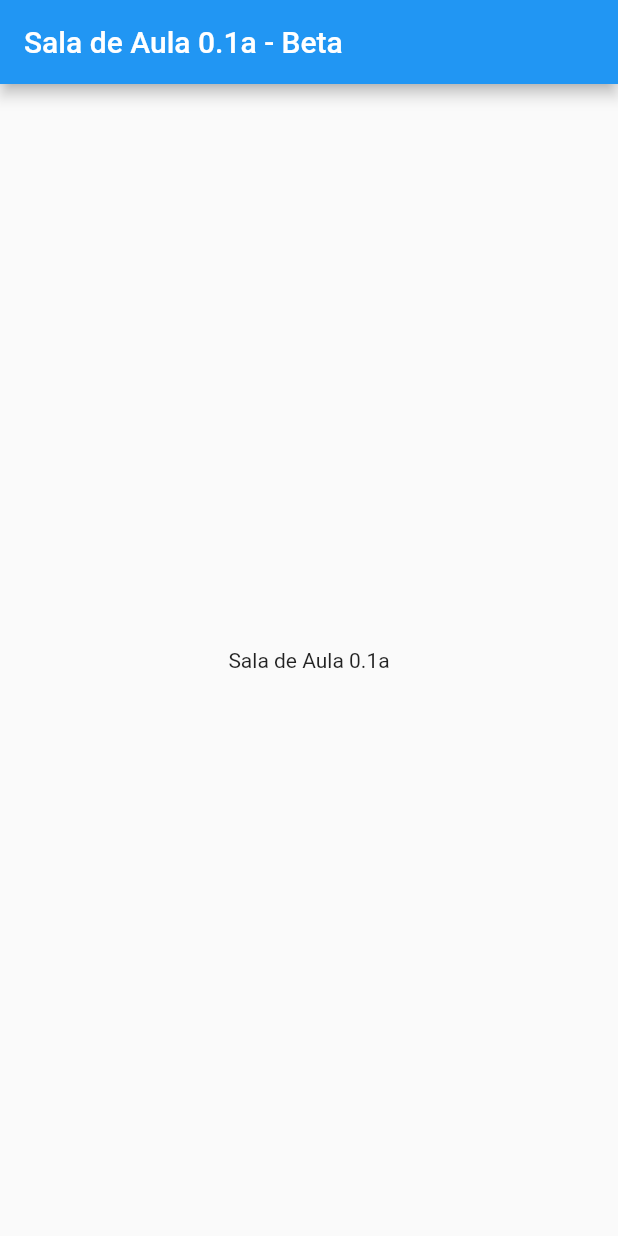
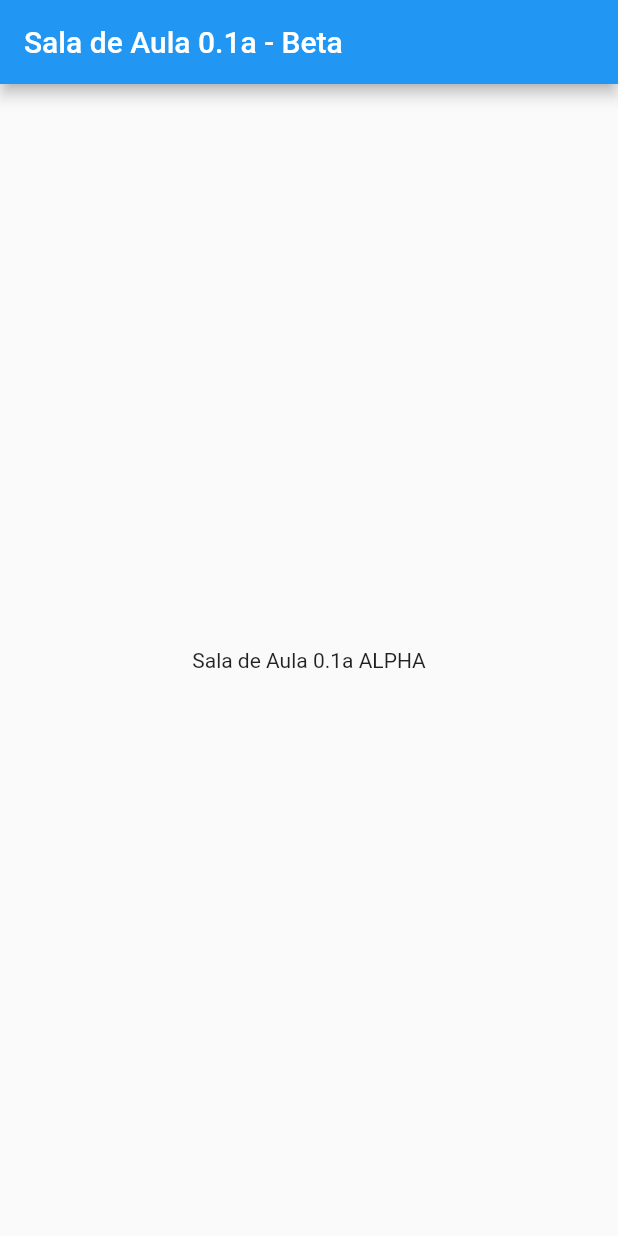
Before and after one commit to petersondsz/sala_de_aula_1_0_a, a Flutter app: the screen it shows after launch, on a phone screen of 412 x 824 dp. Run offline on Flutter 3.47's test engine with Material 2 defaults, Android fonts, the light colour scheme and no system bars.

Commit message:
0.1a ALPHA

```diff
--- a/lib/main.dart
+++ b/lib/main.dart
@@ -12,7 +12,7 @@ class Sala_de_Aula_APP extends StatelessWidget {
           title: const Text('Sala de Aula 0.1a - Beta'),
         ),
         body: const Center(
-          child: const Text('Sala de Aula 0.1a'),
+          child: const Text('Sala de Aula 0.1a ALPHA'),
         ),
       ),
     );
```
